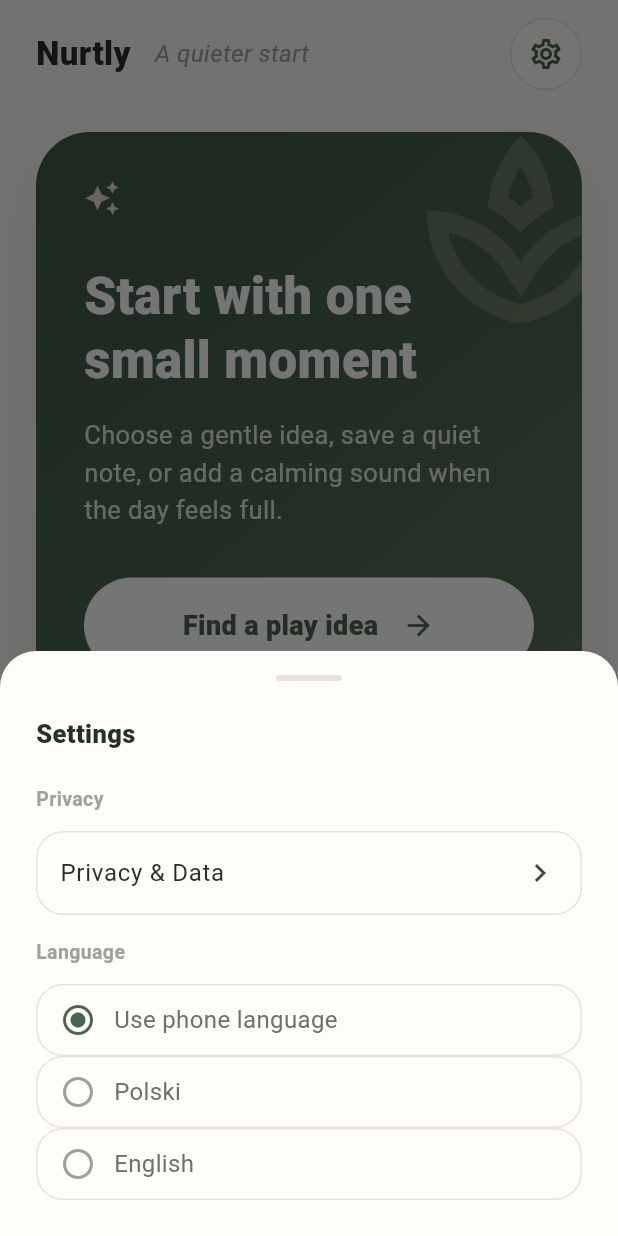
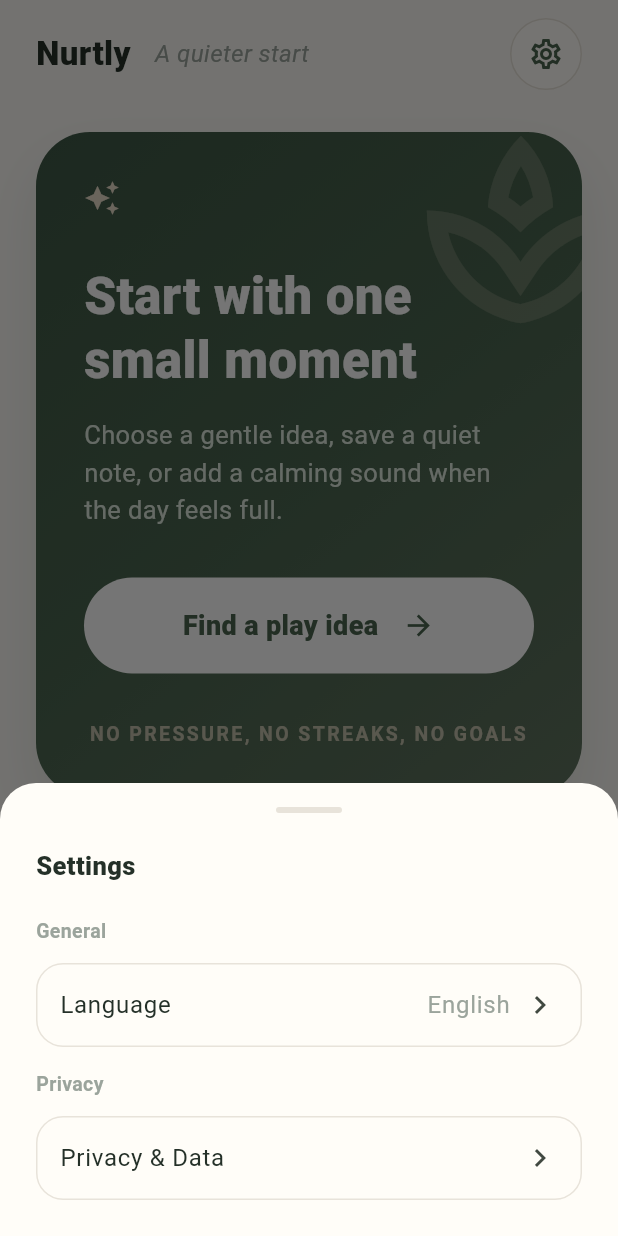
Before and after one commit to lukexd09/nurtly-app, a Flutter app: the screen it shows after launch, after a tap on the "settings" icon, on a phone screen of 412 x 824 dp. Run offline on Flutter 3.47's test engine with Material 3 defaults, Android fonts, the phone set to English and light mode, and no system bars; our stand-ins replace just_audio.

Commit message:
Enable in-session language switching from settings

```diff
--- a/app/lib/core/navigation/app_shell.dart
+++ b/app/lib/core/navigation/app_shell.dart
@@ -1,6 +1,7 @@
 import 'package:flutter/material.dart';
 
 import '../../app_config.dart';
+import '../content/bundled_content_source.dart';
 import '../content/content_loader.dart';
 import '../localization/app_language.dart';
 import '../../features/home/home_screen.dart';
@@ -28,16 +29,47 @@
 
 class _AppShellState extends State<AppShell> {
   var _currentIndex = 0;
-  var _languagePreference = AppLanguagePreference.system;
+  late AppLanguage _selectedLanguage;
+  ContentLoader? _localizedContentLoader;
+  AppLanguage? _localizedContentLoaderLanguage;
+
+  @override
+  void initState() {
+    super.initState();
+    _selectedLanguage = const AppLocaleResolver().resolve(
+      preference: AppLanguagePreference.system,
+      systemLocale: WidgetsBinding.instance.platformDispatcher.locale,
+    );
+  }
 
   ContentLoader _contentLoaderForCurrentLanguage() {
-    // TODO: Wire this preference to localized content and UI once Polish
-    // copy and app strings are release-ready.
-    return widget.contentLoader ?? const ContentLoader();
+    // Polish copy and app chrome localization are still in progress.
+    // Runtime switching is enabled intentionally to support early localization QA.
+    final loader = widget.contentLoader;
+    if (loader != null) {
+      return loader;
+    }
+
+    if (_localizedContentLoader == null ||
+        _localizedContentLoaderLanguage != _selectedLanguage) {
+      _localizedContentLoaderLanguage = _selectedLanguage;
+      _localizedContentLoader = ContentLoader(
+        source: BundledContentSource(language: _selectedLanguage),
+      );
+    }
+
+    return _localizedContentLoader!;
   }
 
   void _selectTab(AppTab tab) {
     setState(() => _currentIndex = AppTab.values.indexOf(tab));
+  }
+
+  void selectLanguage(AppLanguage language) {
+    setState(() {
+      _selectedLanguage = language;
+      _localizedContentLoader = null;
+    });
   }
 
   Future<void> _openTodaysIdea() async {
@@ -71,20 +103,14 @@
     final navigator = Navigator.of(context);
     showModalBottomSheet<void>(
       context: context,
-      isScrollControlled: true,
       backgroundColor: AppColors.surface,
+      constraints: const BoxConstraints(maxHeight: 420),
       shape: const RoundedRectangleBorder(
         borderRadius: BorderRadius.vertical(top: Radius.circular(24)),
       ),
       builder: (sheetContext) {
         return StatefulBuilder(
           builder: (context, setSheetState) {
-            Future<void> selectLanguage(
-                AppLanguagePreference preference) async {
-              setState(() => _languagePreference = preference);
-              setSheetState(() {});
-            }
-
             return SafeArea(
               child: SingleChildScrollView(
                 child: Padding(
@@ -117,6 +143,30 @@
                       ),
                       const SizedBox(height: AppSpacing.lg),
                       Text(
+                        'General',
+                        style: AppTextStyles.caption.copyWith(
+                          color: AppColors.textMuted,
+                          fontWeight: FontWeight.w700,
+                        ),
+                      ),
+                      const SizedBox(height: AppSpacing.sm),
+                      _SettingsRow(
+                        key: const ValueKey('settings-language-row'),
+                        title: 'Language',
+                        value: _selectedLanguage.displayName,
+                        onTap: () async {
+                          final selected = await _openLanguageSheet(
+                            sheetContext,
+                          );
+                          if (selected == null) {
+                            return;
+                          }
+                          selectLanguage(selected);
+                          setSheetState(() {});
+                        },
+                      ),
+                      const SizedBox(height: AppSpacing.md),
+                      Text(
                         'Privacy',
                         style: AppTextStyles.caption.copyWith(
                           color: AppColors.textMuted,
@@ -124,19 +174,9 @@
                         ),
                       ),
                       const SizedBox(height: AppSpacing.sm),
-                      Material(
-                        color: AppColors.surface,
-                        shape: RoundedRectangleBorder(
-                          borderRadius: BorderRadius.circular(18),
-                          side: const BorderSide(color: AppColors.borderSoft),
-                        ),
-                        child: ListTile(
+                      _SettingsRow(
                         key: const ValueKey('settings-privacy-data'),
-                          contentPadding: const EdgeInsets.symmetric(
-                            horizontal: AppSpacing.md,
-                          ),
-                          title: const Text('Privacy & Data'),
-                          trailing: const Icon(Icons.chevron_right),
+                        title: 'Privacy & Data',
                         onTap: () {
                           Navigator.of(sheetContext).pop();
                           navigator.push(
@@ -146,43 +186,77 @@
                           );
                         },
                       ),
-                      ),
-                      const SizedBox(height: AppSpacing.md),
-                      Text(
-                        'Language',
-                        style: AppTextStyles.caption.copyWith(
-                          color: AppColors.textMuted,
-                          fontWeight: FontWeight.w700,
-                        ),
-                      ),
-                      const SizedBox(height: AppSpacing.sm),
-                      _LanguageChoiceTile(
-                        title: 'Use phone language',
-                        value: AppLanguagePreference.system,
-                        selected:
-                            _languagePreference == AppLanguagePreference.system,
-                        onChanged: selectLanguage,
-                      ),
-                      _LanguageChoiceTile(
-                        title: 'Polski',
-                        value: AppLanguagePreference.polish,
-                        selected:
-                            _languagePreference == AppLanguagePreference.polish,
-                        onChanged: selectLanguage,
-                      ),
-                      _LanguageChoiceTile(
-                        title: 'English',
-                        value: AppLanguagePreference.english,
-                        selected: _languagePreference ==
-                            AppLanguagePreference.english,
-                        onChanged: selectLanguage,
-                      ),
                     ],
                   ),
                 ),
               ),
             );
           },
+        );
+      },
+    );
+  }
+
+  Future<AppLanguage?> _openLanguageSheet(
+    BuildContext settingsSheetContext,
+  ) {
+    return showModalBottomSheet<AppLanguage>(
+      context: settingsSheetContext,
+      backgroundColor: AppColors.surface,
+      constraints: const BoxConstraints(maxHeight: 360),
+      shape: const RoundedRectangleBorder(
+        borderRadius: BorderRadius.vertical(top: Radius.circular(24)),
+      ),
+      builder: (languageSheetContext) {
+        return SafeArea(
+          child: Padding(
+            padding: const EdgeInsets.fromLTRB(
+              AppSpacing.lg,
+              AppSpacing.md,
+              AppSpacing.lg,
+              AppSpacing.lg,
+            ),
+            child: Column(
+              mainAxisSize: MainAxisSize.min,
+              crossAxisAlignment: CrossAxisAlignment.start,
+              children: [
+                Center(
+                  child: Container(
+                    width: 44,
+                    height: 4,
+                    decoration: BoxDecoration(
+                      color: AppColors.borderSoft,
+                      borderRadius: BorderRadius.circular(999),
+                    ),
+                  ),
+                ),
+                const SizedBox(height: AppSpacing.lg),
+                Text(
+                  'Language',
+                  style: AppTextStyles.cardTitle.copyWith(
+                    fontWeight: FontWeight.w800,
+                  ),
+                ),
+                const SizedBox(height: AppSpacing.lg),
+                _LanguageChoiceRow(
+                  key: const ValueKey('language-choice-polish'),
+                  title: 'Polski',
+                  selected: _selectedLanguage == AppLanguage.polish,
+                  onTap: () {
+                    Navigator.of(languageSheetContext).pop(AppLanguage.polish);
+                  },
+                ),
+                _LanguageChoiceRow(
+                  key: const ValueKey('language-choice-english'),
+                  title: 'English',
+                  selected: _selectedLanguage == AppLanguage.english,
+                  onTap: () {
+                    Navigator.of(languageSheetContext).pop(AppLanguage.english);
+                  },
+                ),
+              ],
+            ),
+          ),
         );
       },
     );
@@ -308,18 +382,17 @@
   }
 }
 
-class _LanguageChoiceTile extends StatelessWidget {
-  const _LanguageChoiceTile({
+class _SettingsRow extends StatelessWidget {
+  const _SettingsRow({
+    super.key,
     required this.title,
-    required this.value,
-    required this.selected,
-    required this.onChanged,
+    this.value,
+    required this.onTap,
   });
 
   final String title;
-  final AppLanguagePreference value;
-  final bool selected;
-  final ValueChanged<AppLanguagePreference> onChanged;
+  final String? value;
+  final VoidCallback onTap;
 
   @override
   Widget build(BuildContext context) {
@@ -329,25 +402,59 @@
         borderRadius: BorderRadius.circular(18),
         side: const BorderSide(color: AppColors.borderSoft),
       ),
-      child: InkWell(
-        key: ValueKey('language-choice-${value.name}'),
-        borderRadius: BorderRadius.circular(18),
-        onTap: () => onChanged(value),
-        child: Padding(
-          padding: const EdgeInsets.symmetric(
-            horizontal: AppSpacing.md,
-            vertical: AppSpacing.sm,
+      child: ListTile(
+        contentPadding: const EdgeInsets.symmetric(horizontal: AppSpacing.md),
+        title: Text(title),
+        trailing: Row(
+          mainAxisSize: MainAxisSize.min,
+          children: [
+            if (value != null) ...[
+              Text(
+                value!,
+                style: AppTextStyles.body.copyWith(
+                  color: AppColors.textMuted,
                 ),
-          child: Row(
-            children: [
-              Icon(
-                selected ? Icons.radio_button_checked : Icons.radio_button_off,
-                color: selected ? AppColors.primary : AppColors.textMuted,
               ),
-              const SizedBox(width: AppSpacing.sm),
-              Expanded(child: Text(title)),
+              const SizedBox(width: AppSpacing.xs),
+            ],
+            const Icon(Icons.chevron_right),
           ],
         ),
+        onTap: onTap,
+      ),
+    );
+  }
+}
+
+class _LanguageChoiceRow extends StatelessWidget {
+  const _LanguageChoiceRow({
+    super.key,
+    required this.title,
+    required this.selected,
+    required this.onTap,
+  });
+
+  final String title;
+  final bool selected;
+  final VoidCallback onTap;
+
+  @override
+  Widget build(BuildContext context) {
+    return Padding(
+      padding: const EdgeInsets.only(bottom: AppSpacing.sm),
+      child: Material(
+        color: AppColors.surface,
+        shape: RoundedRectangleBorder(
+          borderRadius: BorderRadius.circular(18),
+          side: const BorderSide(color: AppColors.borderSoft),
+        ),
+        child: ListTile(
+          contentPadding: const EdgeInsets.symmetric(horizontal: AppSpacing.md),
+          title: Text(title),
+          trailing: selected
+              ? const Icon(Icons.check_rounded, color: AppColors.primary)
+              : null,
+          onTap: onTap,
         ),
       ),
     );
```
Also changed, not shown: 1 other file. Lines whose indentation alone changed are shown as unchanged.
